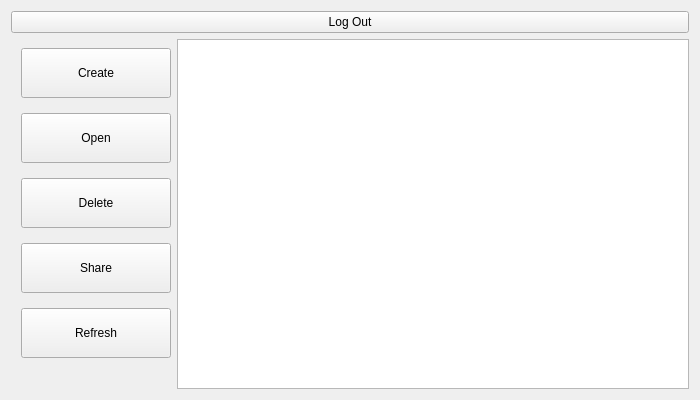
The window that menu.ui (tucaEmanuel18/notePad) describes before a commit, drawn with Qt 5.
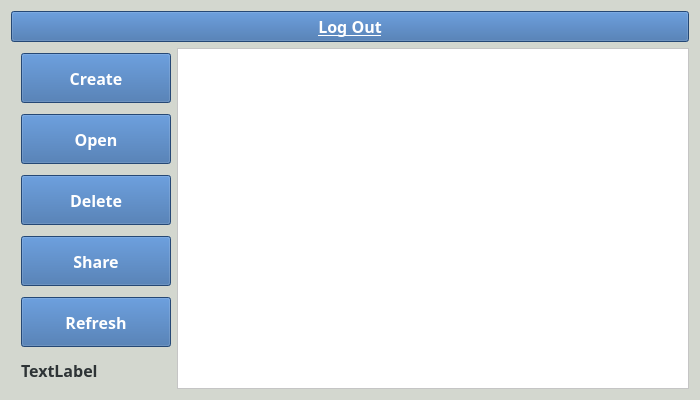
The same window after the commit. Icons and pictures are not drawn.

The edit to the form file:
```diff
--- a/menu.ui
+++ b/menu.ui
@@ -13,14 +13,40 @@
   <property name="windowTitle">
    <string>Form</string>
   </property>
+  <property name="styleSheet">
+   <string notr="true">background-color: rgb(211, 215, 207);</string>
+  </property>
   <layout class="QVBoxLayout" name="verticalLayout_3">
    <item>
     <layout class="QVBoxLayout" name="verticalLayout_2">
      <item>
       <widget class="QPushButton" name="logOutButton">
+       <property name="font">
+        <font>
+         <family>Tibetan Machine Uni</family>
+         <pointsize>12</pointsize>
+         <weight>75</weight>
+         <bold>true</bold>
+         <underline>true</underline>
+        </font>
+       </property>
+       <property name="styleSheet">
+        <string notr="true">color: rgb(255, 255, 255);
+background-color: rgb(52, 101, 164);</string>
+       </property>
        <property name="text">
         <string>Log Out</string>
        </property>
+       <property name="icon">
+        <iconset resource="resource.qrc">
+         <normaloff>:/icons/icons/logout.svg</normaloff>:/icons/icons/logout.svg</iconset>
+       </property>
+       <property name="iconSize">
+        <size>
+         <width>25</width>
+         <height>25</height>
+        </size>
+       </property>
       </widget>
      </item>
      <item>
@@ -63,9 +89,31 @@
              <height>50</height>
             </size>
            </property>
+           <property name="font">
+            <font>
+             <family>Tibetan Machine Uni</family>
+             <pointsize>12</pointsize>
+             <weight>75</weight>
+             <bold>true</bold>
+            </font>
+           </property>
+           <property name="styleSheet">
+            <string notr="true">background-color: rgb(52, 101, 164);
+color: rgb(255, 255, 255);</string>
+           </property>
            <property name="text">
             <string>Create</string>
            </property>
+           <property name="icon">
+            <iconset resource="resource.qrc">
+             <normaloff>:/icons/icons/add-file.png</normaloff>:/icons/icons/add-file.png</iconset>
+           </property>
+           <property name="iconSize">
+            <size>
+             <width>25</width>
+             <height>25</height>
+            </size>
+           </property>
           </widget>
          </item>
          <item>
@@ -82,9 +130,31 @@
              <height>50</height>
             </size>
            </property>
+           <property name="font">
+            <font>
+             <family>Tibetan Machine Uni</family>
+             <pointsize>12</pointsize>
+             <weight>75</weight>
+             <bold>true</bold>
+            </font>
+           </property>
+           <property name="styleSheet">
+            <string notr="true">color: rgb(255, 255, 255);
+background-color: rgb(52, 101, 164);</string>
+           </property>
            <property name="text">
             <string>Open</string>
            </property>
+           <property name="icon">
+            <iconset resource="resource.qrc">
+             <normaloff>:/icons/icons/pen.png</normaloff>:/icons/icons/pen.png</iconset>
+           </property>
+           <property name="iconSize">
+            <size>
+             <width>25</width>
+             <height>25</height>
+            </size>
+           </property>
           </widget>
          </item>
          <item>
@@ -101,9 +171,31 @@
              <height>50</height>
             </size>
            </property>
+           <property name="font">
+            <font>
+             <family>Tibetan Machine Uni</family>
+             <pointsize>12</pointsize>
+             <weight>75</weight>
+             <bold>true</bold>
+            </font>
+           </property>
+           <property name="styleSheet">
+            <string notr="true">background-color: rgb(52, 101, 164);
+color: rgb(255, 255, 255);</string>
+           </property>
            <property name="text">
             <string>Delete</string>
            </property>
+           <property name="icon">
+            <iconset resource="resource.qrc">
+             <normaloff>:/icons/icons/trash.png</normaloff>:/icons/icons/trash.png</iconset>
+           </property>
+           <property name="iconSize">
+            <size>
+             <width>25</width>
+             <height>25</height>
+            </size>
+           </property>
           </widget>
          </item>
          <item>
@@ -120,9 +212,31 @@
              <height>50</height>
             </size>
            </property>
+           <property name="font">
+            <font>
+             <family>Tibetan Machine Uni</family>
+             <pointsize>12</pointsize>
+             <weight>75</weight>
+             <bold>true</bold>
+            </font>
+           </property>
+           <property name="styleSheet">
+            <string notr="true">color: rgb(255, 255, 255);
+background-color: rgb(52, 101, 164);</string>
+           </property>
            <property name="text">
             <string>Share</string>
            </property>
+           <property name="icon">
+            <iconset resource="resource.qrc">
+             <normaloff>:/icons/icons/share.png</normaloff>:/icons/icons/share.png</iconset>
+           </property>
+           <property name="iconSize">
+            <size>
+             <width>25</width>
+             <height>25</height>
+            </size>
+           </property>
           </widget>
          </item>
          <item>
@@ -145,31 +259,86 @@
              <height>50</height>
             </size>
            </property>
+           <property name="font">
+            <font>
+             <family>Tibetan Machine Uni</family>
+             <pointsize>12</pointsize>
+             <weight>75</weight>
+             <bold>true</bold>
+            </font>
+           </property>
+           <property name="styleSheet">
+            <string notr="true">background-color: rgb(52, 101, 164);
+color: rgb(255, 255, 255);</string>
+           </property>
            <property name="text">
             <string>Refresh</string>
            </property>
+           <property name="icon">
+            <iconset resource="resource.qrc">
+             <normaloff>:/icons/icons/refresh.png</normaloff>:/icons/icons/refresh.png</iconset>
+           </property>
+           <property name="iconSize">
+            <size>
+             <width>25</width>
+             <height>25</height>
+            </size>
+           </property>
           </widget>
          </item>
          <item>
-          <spacer name="verticalSpacer">
-           <property name="orientation">
-            <enum>Qt::Vertical</enum>
+          <widget class="QLabel" name="userName">
+           <property name="sizePolicy">
+            <sizepolicy hsizetype="Minimum" vsizetype="Minimum">
+             <horstretch>0</horstretch>
+             <verstretch>0</verstretch>
+            </sizepolicy>
            </property>
-           <property name="sizeType">
-            <enum>QSizePolicy::Fixed</enum>
-           </property>
-           <property name="sizeHint" stdset="0">
+           <property name="minimumSize">
             <size>
-             <width>10</width>
+             <width>20</width>
              <height>20</height>
             </size>
            </property>
-          </spacer>
+           <property name="maximumSize">
+            <size>
+             <width>150</width>
+             <height>25</height>
+            </size>
+           </property>
+           <property name="font">
+            <font>
+             <family>Tibetan Machine Uni</family>
+             <pointsize>12</pointsize>
+             <weight>75</weight>
+             <bold>true</bold>
+            </font>
+           </property>
+           <property name="styleSheet">
+            <string notr="true">background-color: rgba(191, 64, 64, 0);
+color: rgb(46, 52, 54);</string>
+           </property>
+           <property name="text">
+            <string>TextLabel</string>
+           </property>
+          </widget>
          </item>
         </layout>
        </item>
        <item>
-        <widget class="QTableWidget" name="documentsTable"/>
+        <widget class="QTableWidget" name="documentsTable">
+         <property name="font">
+          <font>
+           <family>Tibetan Machine Uni</family>
+           <pointsize>11</pointsize>
+           <weight>75</weight>
+           <bold>true</bold>
+          </font>
+         </property>
+         <property name="styleSheet">
+          <string notr="true">background-color: rgb(255, 255, 255);</string>
+         </property>
+        </widget>
        </item>
       </layout>
      </item>
```
Left out of the diff: 4 changed lines with no effect on the pictures.
